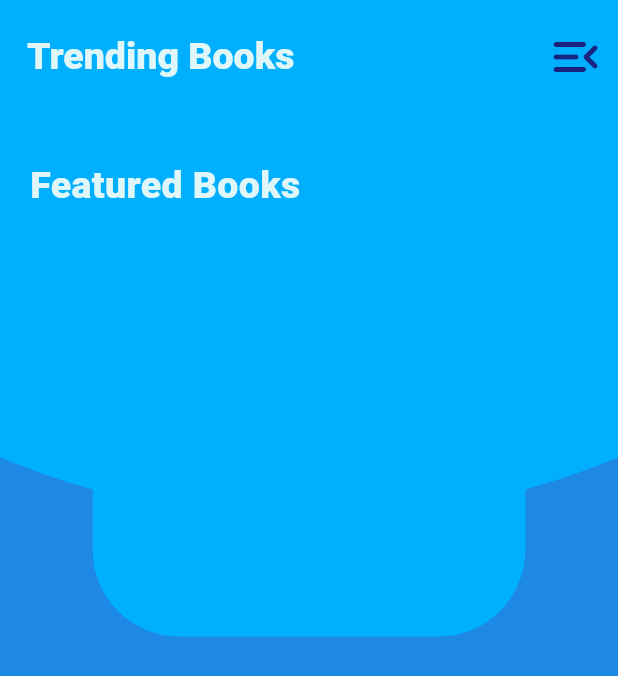
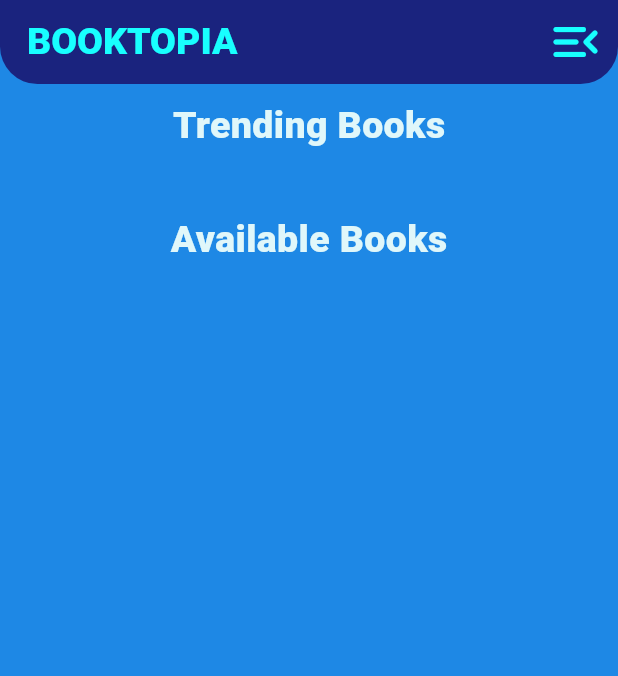
Before and after one commit to Tahsin-Tajware/project_booktopia, a Flutter app: the HomeView screen opened directly, on a phone screen of 412 x 824 dp. Shown: the top 676 px of the screen. Run offline on Flutter 3.47's test engine with Material 3 defaults, Android fonts, the phone set to English and light mode, and no system bars; our stand-ins replace animated_bottom_navigation_bar, cached_network_image, carousel_slider, cloud_firestore, firebase_auth, firebase_core and 4 more; accounts and stored records are empty.

```diff
--- a/lib/profile/profilepage.dart
+++ b/lib/profile/profilepage.dart
@@ -47,6 +47,45 @@ class _ProfilepageState extends State<Profilepage> {
           _profileImageURL = userSnapshot.get('profile') ?? "";
         });
       }
+    }
+  }
+
+  Future<void> _uploadImageToFirebaseStorage() async {
+    if (_imageFile != null) {
+      try {
+        final storageRef = FirebaseStorage.instance.ref().child(
+            'profile_images/${currentuser.email}.jpg');
+
+        final uploadTask = storageRef.putFile(_imageFile!);
+        await uploadTask;
+
+        final downloadURL = await storageRef.getDownloadURL();
+
+        await userCollection
+            .doc(currentuser.email)
+            .update({'profile': downloadURL});
+
+        setState(() {
+          _profileImageURL = downloadURL;
+        });
+
+        print('Profile picture URL updated in Firestore: $downloadURL');
+      } catch (e) {
+        print("Error uploading image: $e");
+      }
+    }
+  }
+
+  Future<void> _pickImage() async {
+    final pickedFile =
+    await _imagePicker.pickImage(source: ImageSource.gallery);
+
+    if (pickedFile != null) {
+      setState(() {
+        _imageFile = File(pickedFile.path);
+      });
+
+      await _uploadImageToFirebaseStorage();
     }
   }
 
@@ -134,47 +173,6 @@ class _ProfilepageState extends State<Profilepage> {
     );
   }
 
-  Future<void> _pickImage() async {
-    final pickedFile =
-        await _imagePicker.pickImage(source: ImageSource.gallery);
-
-    if (pickedFile != null) {
-      setState(() {
-        _imageFile = File(pickedFile.path);
-      });
-
-      await _uploadImageToFirebaseStorage();
-    }
-  }
-
-  Future<void> _uploadImageToFirebaseStorage() async {
-    if (_imageFile != null) {
-      try {
-        final storageRef = FirebaseStorage.instance.ref().child(
-            'profile_images/${currentuser.email}.jpg');
-
-        final uploadTask = storageRef.putFile(_imageFile!);
-        await uploadTask;
-
-        final downloadURL = await storageRef.getDownloadURL();
-
-        // Update the profile picture URL in Firestore
-        await userCollection
-            .doc(currentuser.email)
-            .update({'profile': downloadURL});
-
-        setState(() {
-          _profileImageURL = downloadURL;
-        });
-
-        print('Profile picture URL updated in Firestore: $downloadURL');
-      } catch (e) {
-        print("Error uploading image: $e");
-
-      }
-    }
-  }
-
   @override
   Widget build(BuildContext context) {
     return Scaffold(
@@ -191,11 +189,11 @@ class _ProfilepageState extends State<Profilepage> {
         centerTitle: true,
       ),
       body: RefreshIndicator(
-        onRefresh: () {
+        onRefresh: () async {
           setState(() {
             _userDataFuture = _fetchUserData();
           });
-          return _userDataFuture;
+          await _userDataFuture;
         },
         child: FutureBuilder<void>(
           future: _userDataFuture,
@@ -226,6 +224,13 @@ class _ProfilepageState extends State<Profilepage> {
                                 child: _imageFile != null
                                     ? Image.file(
                                   _imageFile!,
+                                  width: 120,
+                                  height: 120,
+                                  fit: BoxFit.cover,
+                                )
+                                    : _profileImageURL.isNotEmpty
+                                    ? Image.network(
+                                  _profileImageURL,
                                   width: 120,
                                   height: 120,
                                   fit: BoxFit.cover,
--- a/lib/view/home/home_view.dart
+++ b/lib/view/home/home_view.dart
@@ -9,6 +9,7 @@ final FirebaseFirestore firestore = FirebaseFirestore.instance;
 
 class HomeView extends StatefulWidget {
   const HomeView({Key? key}) : super(key: key);
+
   @override
   State<HomeView> createState() => _HomeViewState();
 }
@@ -17,52 +18,13 @@ class _HomeViewState extends State<HomeView> {
   @override
   Widget build(BuildContext context) {
     var media = MediaQuery.of(context).size;
+
     return Scaffold(
       backgroundColor: Colors.blue.shade600,
-      body: SingleChildScrollView(
-        child: Column(
-          crossAxisAlignment: CrossAxisAlignment.start,
-          children: [
-            Stack(
-              alignment: Alignment.topCenter,
-              children: [
-                Align(
-                  child: Transform.scale(
-                    scale: 0.7,
-                    origin: Offset(0, media.width * 0.6),
-                    child: Container(
-                      width: media.width,
-                      height: media.width,
-                      decoration: BoxDecoration(
-                          color: Colors.lightBlueAccent.shade400,
-                          borderRadius:
-                              BorderRadius.circular(media.width * 0.2)),
-                    ),
-                  ),
-                ),
-                Align(
-                  child: Transform.scale(
-                    scale: 2.6,
-                    origin: Offset(0, media.width * 0.6),
-                    child: Container(
-                      width: media.width,
-                      height: media.width,
-                      decoration: BoxDecoration(
-                          color: Colors.lightBlueAccent.shade400,
-                          borderRadius:
-                              BorderRadius.circular(media.width * 0.5)),
-                    ),
-                  ),
-                ),
-                Column(
-                  mainAxisAlignment: MainAxisAlignment.start,
-                  mainAxisSize: MainAxisSize.min,
-                  children: [
-                    SizedBox(
-                      height: media.width * 0.025,
-                    ),
-                    AppBar(
-                      backgroundColor: Colors.transparent,
+      body: CustomScrollView(
+        slivers: [
+          SliverAppBar(
+            backgroundColor: Colors.indigo[900],
             shape: const RoundedRectangleBorder(
               borderRadius: BorderRadius.only(
                 bottomLeft: Radius.circular(25),
@@ -70,20 +32,24 @@ class _HomeViewState extends State<HomeView> {
               ),
             ),
             elevation: 0,
-                      title: Row(children: [
+            pinned: true, // This keeps the app bar pinned at the top
+            title: Row(
+              children: [
                 Text(
-                          "Trending Books",
+                  "BOOKTOPIA",
                   style: TextStyle(
-                              color: Colors.cyan.shade50,
+                    color: Colors.cyanAccent,
                     fontSize: 25,
-                              fontWeight: FontWeight.w800),
+                    fontWeight: FontWeight.w800,
                   ),
-                      ]),
+                ),
+              ],
+            ),
             leading: Container(),
             leadingWidth: 2,
             actions: [
               IconButton(
-                          color: Colors.indigo[900],
+                color: Colors.cyanAccent,
                 onPressed: () {
                   sideMenuScaffoldKey.currentState?.openEndDrawer();
                 },
@@ -94,6 +60,29 @@ class _HomeViewState extends State<HomeView> {
               )
             ],
           ),
+          SliverToBoxAdapter(
+            child: SizedBox(
+              height: media.width * 0.025,
+            ),
+          ),
+          SliverToBoxAdapter(
+            child: Container(
+              padding: const EdgeInsets.symmetric(horizontal: 20),
+              child: Row(
+                mainAxisAlignment: MainAxisAlignment.center,
+                children: [
+                  Text(
+                    "Trending Books",
+                    style: TextStyle(
+                      color: Colors.cyan.shade50,
+                      fontSize: 25,
+                      fontWeight: FontWeight.w900,
+                    ),
+                  ),
+                ],
+              ),
+            ),
+          ),
           StreamBuilder<QuerySnapshot>(
             stream: firestore
                 .collection('TrendingBooks')
@@ -101,40 +90,47 @@ class _HomeViewState extends State<HomeView> {
                 .snapshots(),
             builder: (context, snapshot) {
               if (snapshot.hasData) {
-                          return ListView.builder(
-                            shrinkWrap: true,
-                            physics: NeverScrollableScrollPhysics(),
-                            itemCount: snapshot.data!.docs.length,
-                            itemBuilder: (context, index) {
+                return SliverList(
+                  delegate: SliverChildBuilderDelegate(
+                        (context, index) {
                       DocumentSnapshot doc = snapshot.data!.docs[index];
                       return BookItem(doc: doc);
                     },
+                    childCount: snapshot.data!.docs.length,
+                  ),
                 );
               } else if (snapshot.hasError) {
-                          return Text('Something went wrong');
+                return SliverToBoxAdapter(
+                  child: Text('Something went wrong'),
+                );
               } else {
-                          return CircularProgressIndicator();
+                return SliverToBoxAdapter(
+                  child: CircularProgressIndicator(),
+                );
               }
             },
           ),
-                    SizedBox(
+          SliverToBoxAdapter(
+            child: SizedBox(
               height: 40,
             ),
-                    SizedBox(
-                      // width: media.width,
-                      // height: media.width * 0.9,
-                      // color:Colors.red,
+          ),
+          SliverToBoxAdapter(
             child: Container(
               padding: const EdgeInsets.symmetric(horizontal: 20),
-                        child: Row(children: [
+              child: Row(
+                mainAxisAlignment: MainAxisAlignment.center,
+                children: [
                   Text(
-                            "Featured Books",
+                    "Available Books",
                     style: TextStyle(
                       color: Colors.cyan.shade50,
                       fontSize: 25,
-                                fontWeight: FontWeight.w900),
+                      fontWeight: FontWeight.w900,
                     ),
-                        ]),
+                  ),
+                ],
+              ),
             ),
           ),
           StreamBuilder<QuerySnapshot>(
@@ -144,31 +140,32 @@ class _HomeViewState extends State<HomeView> {
                 .snapshots(),
             builder: (context, snapshot) {
               if (snapshot.hasData) {
-                          return ListView.builder(
-                            shrinkWrap: true,
-                            physics: NeverScrollableScrollPhysics(),
-                            itemCount: snapshot.data!.docs.length,
-                            itemBuilder: (context, index) {
+                return SliverList(
+                  delegate: SliverChildBuilderDelegate(
+                        (context, index) {
                       DocumentSnapshot doc = snapshot.data!.docs[index];
                       return BookItem(doc: doc);
                     },
+                    childCount: snapshot.data!.docs.length,
+                  ),
                 );
               } else if (snapshot.hasError) {
-                          return Text('Something went wrong');
+                return SliverToBoxAdapter(
+                  child: Text('Something went wrong'),
+                );
               } else {
-                          return CircularProgressIndicator();
+                return SliverToBoxAdapter(
+                  child: CircularProgressIndicator(),
+                );
               }
             },
           ),
-                    SizedBox(
+          SliverToBoxAdapter(
+            child: SizedBox(
               height: 40,
-                    )
-                  ],
+            ),
           ),
         ],
-            ),
-          ],
-        ),
       ),
     );
   }
```
Also changed, not shown: pubspec.lock, 1 other file. Lines whose indentation alone changed are shown as unchanged.
